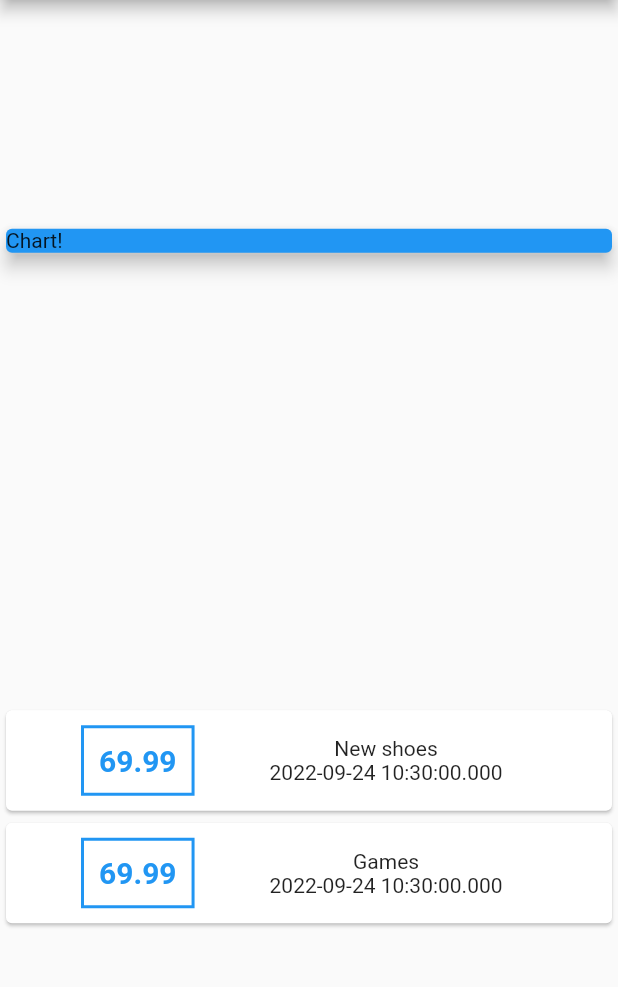
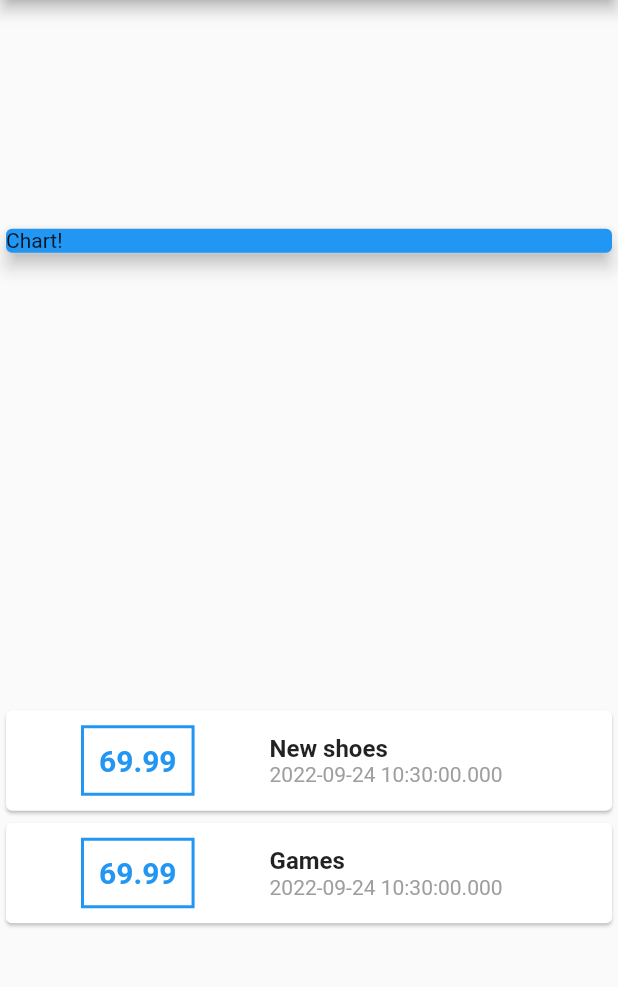
Before and after one commit to judell31/personal-expense, a Flutter app: the screen it shows after launch, on a phone screen of 412 x 824 dp, the part 84-1071 px from its top. Run offline on Flutter 3.47's test engine with Material 2 defaults, Android fonts, the phone set to English and light mode, and no system bars.

Commit message:
Text styling

```diff
--- a/lib/home.page.state.dart
+++ b/lib/home.page.state.dart
@@ -85,9 +85,21 @@ class HomePageState extends State<HomePage> {
                               ),
                             ),
                             Column(
+                              crossAxisAlignment: CrossAxisAlignment.start,
                               children: <Widget>[
-                                Text(tx.title),
-                                Text(tx.date.toString()),
+                                Text(
+                                  tx.title,
+                                  style: const TextStyle(
+                                    fontSize: 16,
+                                    fontWeight: FontWeight.bold
+                                  ),
+                                ),
+                                Text(
+                                    tx.date.toString(),
+                                  style: const TextStyle(
+                                    color: Colors.grey
+                                  ),
+                                ),
                               ],
                             )
                           ],
```
